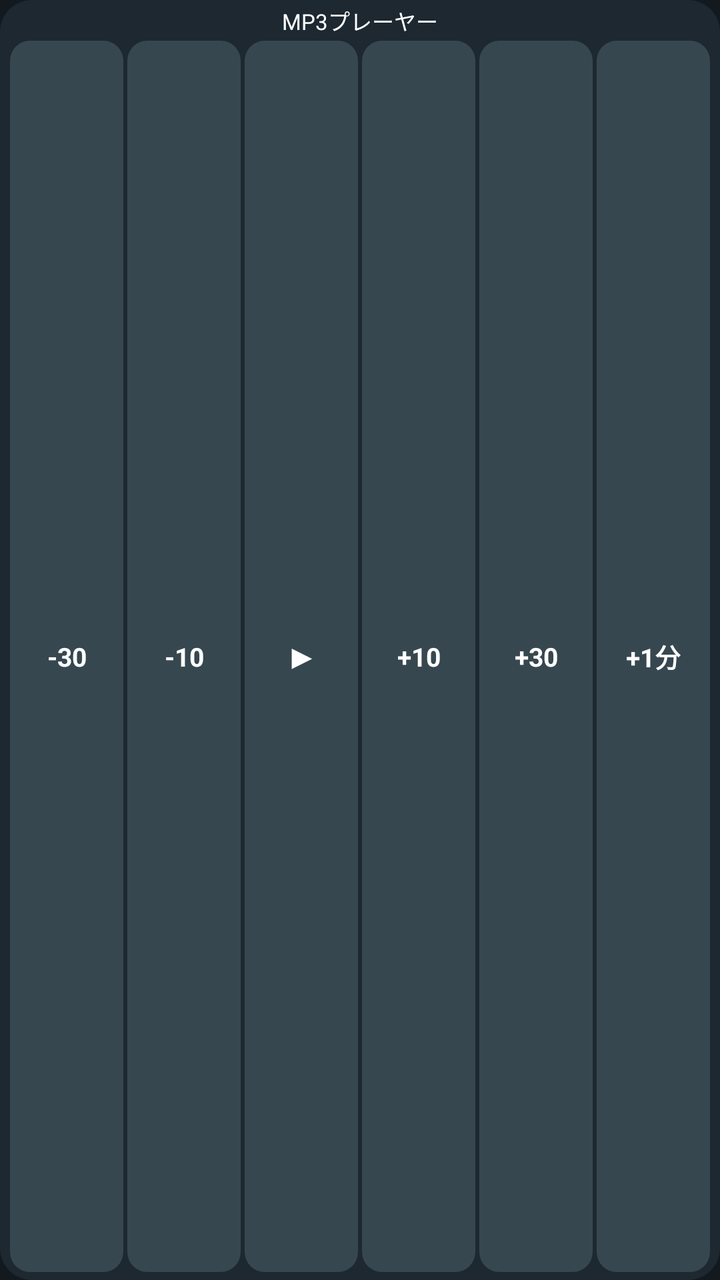
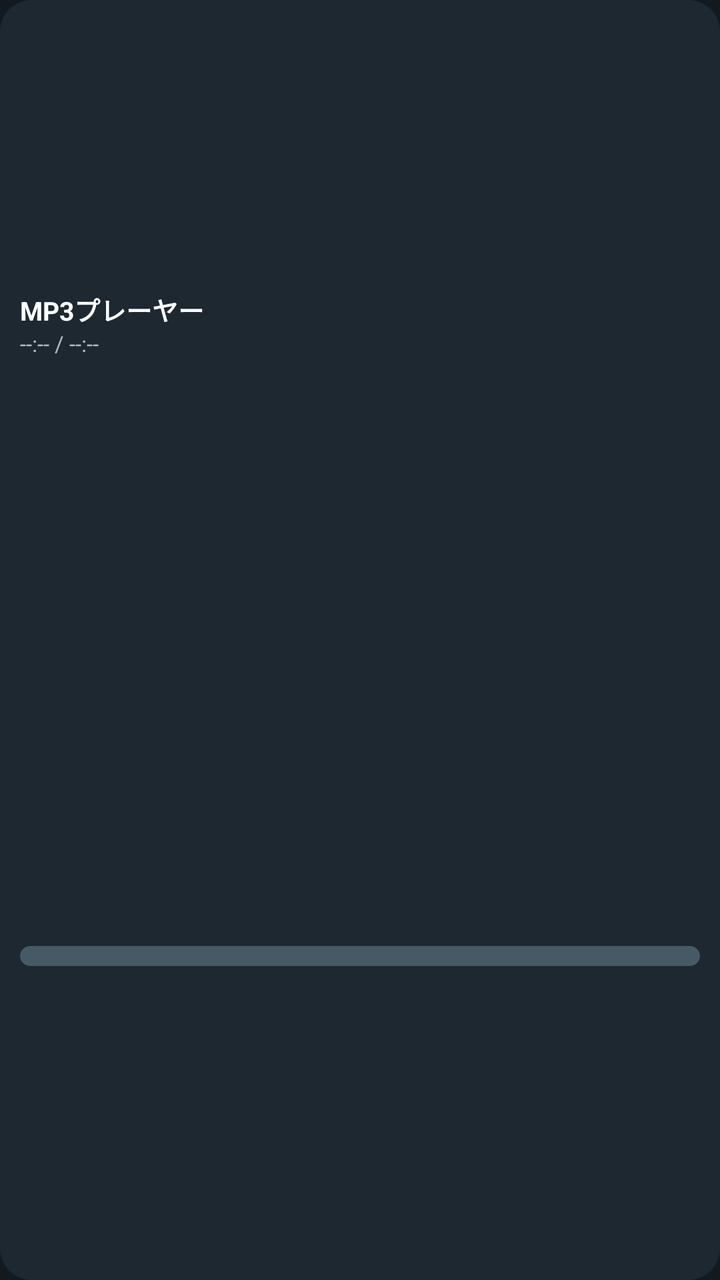

Two renders of the same Android screen: before a commit and after it. Below are the layout's source before the change and the commit's diff.
<!-- AndroidManifest.xml: application theme AppTheme -->
<!-- res/layout/widget_player_small.xml -->
<?xml version="1.0" encoding="utf-8"?>
<LinearLayout xmlns:android="http://schemas.android.com/apk/res/android"
    android:layout_width="match_parent"
    android:layout_height="match_parent"
    android:background="@drawable/widget_bg"
    android:orientation="vertical"
    android:paddingStart="4dp"
    android:paddingTop="2dp"
    android:paddingEnd="4dp"
    android:paddingBottom="4dp">

    <TextView
        android:id="@+id/widget_title"
        android:layout_width="match_parent"
        android:layout_height="wrap_content"
        android:ellipsize="end"
        android:gravity="center"
        android:maxLines="1"
        android:text="MP3プレーヤー"
        android:textColor="#FFFFFF"
        android:textSize="11sp" />

    <LinearLayout
        android:layout_width="match_parent"
        android:layout_height="0dp"
        android:layout_weight="1"
        android:layout_marginTop="2dp"
        android:orientation="horizontal">

        <TextView android:id="@+id/w_back30" style="@style/WidgetButtonSmall" android:text="-30" />
        <TextView android:id="@+id/w_back10" style="@style/WidgetButtonSmall" android:text="-10" />
        <TextView android:id="@+id/w_play" style="@style/WidgetButtonSmall" android:text="▶" android:textSize="16sp" />
        <TextView android:id="@+id/w_fwd10" style="@style/WidgetButtonSmall" android:text="+10" />
        <TextView android:id="@+id/w_fwd30" style="@style/WidgetButtonSmall" android:text="+30" />
        <TextView android:id="@+id/w_fwd60" style="@style/WidgetButtonSmall" android:text="+1分" />
    </LinearLayout>
</LinearLayout>
<!-- resources referenced by this layout -->
<resources>
  <!-- drawable widget_bg (drawable) -->
  <?xml version="1.0" encoding="utf-8"?>
  <shape xmlns:android="http://schemas.android.com/apk/res/android" android:shape="rectangle">
      <solid android:color="#E61E2A33" />
      <corners android:radius="16dp" />
  </shape>
  <style name="WidgetButtonSmall" parent="WidgetButton">
          <item name="android:layout_marginStart">1dp</item>
          <item name="android:layout_marginEnd">1dp</item>
          <item name="android:textSize">13sp</item>
      </style>
  <style name="AppTheme" parent="@android:style/Theme.Material.NoActionBar">
          <item name="android:colorAccent">#4FC3F7</item>
          <item name="android:colorPrimary">#1E2A33</item>
          <item name="android:colorPrimaryDark">#121A20</item>
          <item name="android:windowBackground">@color/bg</item>
      </style>
  <style name="WidgetButton">
          <item name="android:layout_width">0dp</item>
          <item name="android:layout_height">match_parent</item>
          <item name="android:layout_weight">1</item>
          <item name="android:layout_marginStart">2dp</item>
          <item name="android:layout_marginEnd">2dp</item>
          <item name="android:background">@drawable/widget_btn</item>
          <item name="android:gravity">center</item>
          <item name="android:textColor">#FFFFFF</item>
          <item name="android:textSize">15sp</item>
          <item name="android:textStyle">bold</item>
      </style>
  <color name="bg">#121A20</color>
  <!-- drawable widget_btn (drawable) -->
  <?xml version="1.0" encoding="utf-8"?>
  <shape xmlns:android="http://schemas.android.com/apk/res/android" android:shape="rectangle">
      <solid android:color="#FF37474F" />
      <corners android:radius="10dp" />
  </shape>
</resources>

<!-- the commit's change to res/layout/widget_player_small.xml (unified diff, before → after) -->
@@ -4,34 +4,82 @@
     android:layout_height="match_parent"
     android:background="@drawable/widget_bg"
     android:orientation="vertical"
-    android:paddingStart="4dp"
-    android:paddingTop="2dp"
-    android:paddingEnd="4dp"
-    android:paddingBottom="4dp">
+    android:padding="4dp">
 
-    <TextView
-        android:id="@+id/widget_title"
-        android:layout_width="match_parent"
-        android:layout_height="wrap_content"
-        android:ellipsize="end"
-        android:gravity="center"
-        android:maxLines="1"
-        android:text="MP3プレーヤー"
-        android:textColor="#FFFFFF"
-        android:textSize="11sp" />
-
+    
     <LinearLayout
+        android:id="@+id/widget_top"
         android:layout_width="match_parent"
         android:layout_height="0dp"
         android:layout_weight="1"
-        android:layout_marginTop="2dp"
-        android:orientation="horizontal">
+        android:gravity="center_vertical"
+        android:orientation="vertical"
+        android:paddingStart="6dp"
+        android:paddingEnd="6dp">
 
-        <TextView android:id="@+id/w_back30" style="@style/WidgetButtonSmall" android:text="-30" />
-        <TextView android:id="@+id/w_back10" style="@style/WidgetButtonSmall" android:text="-10" />
-        <TextView android:id="@+id/w_play" style="@style/WidgetButtonSmall" android:text="▶" android:textSize="16sp" />
-        <TextView android:id="@+id/w_fwd10" style="@style/WidgetButtonSmall" android:text="+10" />
-        <TextView android:id="@+id/w_fwd30" style="@style/WidgetButtonSmall" android:text="+30" />
-        <TextView android:id="@+id/w_fwd60" style="@style/WidgetButtonSmall" android:text="+1分" />
+        <TextView
+            android:id="@+id/widget_title"
+            android:layout_width="match_parent"
+            android:layout_height="wrap_content"
+            android:ellipsize="end"
+            android:maxLines="1"
+            android:text="MP3プレーヤー"
+            android:textColor="#FFFFFF"
+            android:textSize="13sp"
+            android:textStyle="bold" />
+
+        <TextView
+            android:id="@+id/widget_time"
+            android:layout_width="match_parent"
+            android:layout_height="wrap_content"
+            android:maxLines="1"
+            android:text="--:-- / --:--"
+            android:textColor="#B0BEC5"
+            android:textSize="11sp" />
     </LinearLayout>
+
+    
+    <FrameLayout
+        android:layout_width="match_parent"
+        android:layout_height="0dp"
+        android:layout_weight="1">
+
+        <ProgressBar
+            android:id="@+id/widget_progress"
+            style="@android:style/Widget.ProgressBar.Horizontal"
+            android:layout_width="match_parent"
+            android:layout_height="10dp"
+            android:layout_gravity="center_vertical"
+            android:layout_marginStart="6dp"
+            android:layout_marginEnd="6dp"
+            android:max="1000"
+            android:progress="0"
+            android:progressDrawable="@drawable/widget_progress" />
+
+        <LinearLayout
+            android:layout_width="match_parent"
+            android:layout_height="match_parent"
+            android:orientation="horizontal">
+            <TextView android:id="@+id/seg0" android:layout_width="0dp" android:layout_height="match_parent" android:layout_weight="1" />
+            <TextView android:id="@+id/seg1" android:layout_width="0dp" android:layout_height="match_parent" android:layout_weight="1" />
+            <TextView android:id="@+id/seg2" android:layout_width="0dp" android:layout_height="match_parent" android:layout_weight="1" />
+            <TextView android:id="@+id/seg3" android:layout_width="0dp" android:layout_height="match_parent" android:layout_weight="1" />
+            <TextView android:id="@+id/seg4" android:layout_width="0dp" android:layout_height="match_parent" android:layout_weight="1" />
+            <TextView android:id="@+id/seg5" android:layout_width="0dp" android:layout_height="match_parent" android:layout_weight="1" />
+            <TextView android:id="@+id/seg6" android:layout_width="0dp" android:layout_height="match_parent" android:layout_weight="1" />
+            <TextView android:id="@+id/seg7" android:layout_width="0dp" android:layout_height="match_parent" android:layout_weight="1" />
+            <TextView android:id="@+id/seg8" android:layout_width="0dp" android:layout_height="match_parent" android:layout_weight="1" />
+            <TextView android:id="@+id/seg9" android:layout_width="0dp" android:layout_height="match_parent" android:layout_weight="1" />
+            <TextView android:id="@+id/seg10" android:layout_width="0dp" android:layout_height="match_parent" android:layout_weight="1" />
+            <TextView android:id="@+id/seg11" android:layout_width="0dp" android:layout_height="match_parent" android:layout_weight="1" />
+            <TextView android:id="@+id/seg12" android:layout_width="0dp" android:layout_height="match_parent" android:layout_weight="1" />
+            <TextView android:id="@+id/seg13" android:layout_width="0dp" android:layout_height="match_parent" android:layout_weight="1" />
+            <TextView android:id="@+id/seg14" android:layout_width="0dp" android:layout_height="match_parent" android:layout_weight="1" />
+            <TextView android:id="@+id/seg15" android:layout_width="0dp" android:layout_height="match_parent" android:layout_weight="1" />
+            <TextView android:id="@+id/seg16" android:layout_width="0dp" android:layout_height="match_parent" android:layout_weight="1" />
+            <TextView android:id="@+id/seg17" android:layout_width="0dp" android:layout_height="match_parent" android:layout_weight="1" />
+            <TextView android:id="@+id/seg18" android:layout_width="0dp" android:layout_height="match_parent" android:layout_weight="1" />
+            <TextView android:id="@+id/seg19" android:layout_width="0dp" android:layout_height="match_parent" android:layout_weight="1" />
+        </LinearLayout>
+    </FrameLayout>
 </LinearLayout>
<!-- resource entries referenced after the edit -->
@@ -6,35 +6,30 @@
       <solid android:color="#E61E2A33" />
       <corners android:radius="16dp" />
   </shape>
-  <style name="WidgetButtonSmall" parent="WidgetButton">
-          <item name="android:layout_marginStart">1dp</item>
-          <item name="android:layout_marginEnd">1dp</item>
-          <item name="android:textSize">13sp</item>
-      </style>
+  <!-- drawable widget_progress (drawable) -->
+  <?xml version="1.0" encoding="utf-8"?>
+  <layer-list xmlns:android="http://schemas.android.com/apk/res/android">
+      <item android:id="@android:id/background">
+          <shape android:shape="rectangle">
+              <corners android:radius="5dp" />
+              <solid android:color="#FF455A64" />
+          </shape>
+      </item>
+      <item android:id="@android:id/progress">
+          <clip>
+              <shape android:shape="rectangle">
+                  <corners android:radius="5dp" />
+                  <solid android:color="#FF4FC3F7" />
+              </shape>
+          </clip>
+      </item>
+  </layer-list>
   <style name="AppTheme" parent="@android:style/Theme.Material.NoActionBar">
           <item name="android:colorAccent">#4FC3F7</item>
           <item name="android:colorPrimary">#1E2A33</item>
           <item name="android:colorPrimaryDark">#121A20</item>
           <item name="android:windowBackground">@color/bg</item>
       </style>
-  <style name="WidgetButton">
-          <item name="android:layout_width">0dp</item>
-          <item name="android:layout_height">match_parent</item>
-          <item name="android:layout_weight">1</item>
-          <item name="android:layout_marginStart">2dp</item>
-          <item name="android:layout_marginEnd">2dp</item>
-          <item name="android:background">@drawable/widget_btn</item>
-          <item name="android:gravity">center</item>
-          <item name="android:textColor">#FFFFFF</item>
-          <item name="android:textSize">15sp</item>
-          <item name="android:textStyle">bold</item>
-      </style>
   <color name="bg">#121A20</color>
-  <!-- drawable widget_btn (drawable) -->
-  <?xml version="1.0" encoding="utf-8"?>
-  <shape xmlns:android="http://schemas.android.com/apk/res/android" android:shape="rectangle">
-      <solid android:color="#FF37474F" />
-      <corners android:radius="10dp" />
-  </shape>
 </resources>
 
